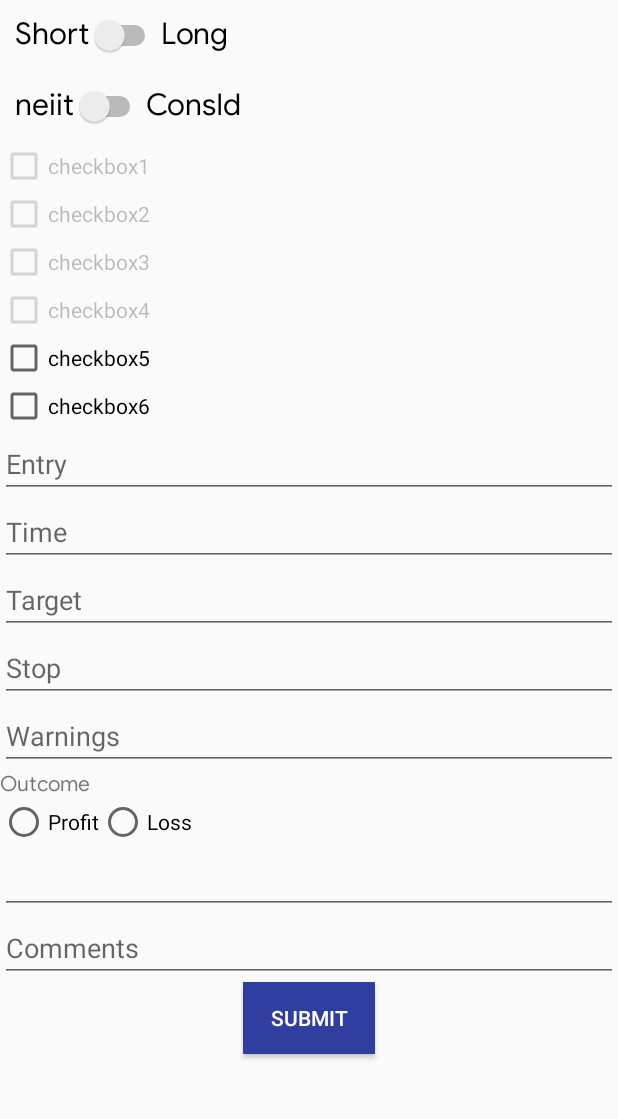
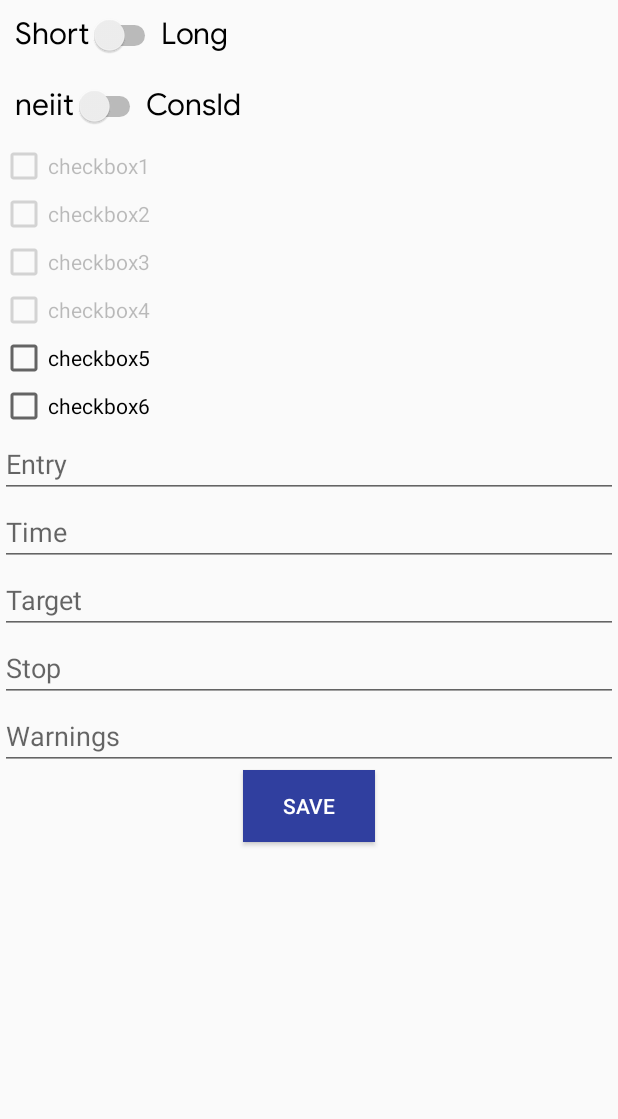
Before and after one commit to dibya001/Trading, an Android app: the Add_data screen opened directly, with no data from a screen before it, on a phone screen of 412 x 824 dp, the part 84-1203 px from its top. Run offline under Robolectric (Android 15) with nearby library versions, the phone set to English and light mode, and no system bars; our stand-ins replace Firebase (no records; nobody signed in at launch, a user with empty details on screens opened directly).

Commit message:
Ongoing Trade Data

```diff
--- a/app/src/main/java/com/example/dibya/myapplication/Add_data.java
+++ b/app/src/main/java/com/example/dibya/myapplication/Add_data.java
@@ -30,10 +30,9 @@ public class Add_data extends AppCompatActivity {
     String data2;
     String proloss;
     CheckBox c1, c2, c3, c4, c5, c6;
-    EditText e1, e2, e3, e4, e5, e6, e7;
-    Button submit;
+    EditText e1, e2, e3, e4, e5;
+    Button save;
     Switch s, s2;
-    RadioButton rb1, rb2;
     private DatabaseReference mDatabase;
     FirebaseUser firebaseUser;
     @Override
@@ -147,51 +146,39 @@ public class Add_data extends AppCompatActivity {
         e3 = findViewById(R.id.target);
         e4 = findViewById(R.id.stop);
         e5 = findViewById(R.id.warning);
-        e6 = findViewById(R.id.proloss);
-        e7 = findViewById(R.id.comments);
-        rb1 = findViewById(R.id.rb1);
-        rb2 = findViewById(R.id.rb2);
 
-        submit = findViewById(R.id.submit);
-        submit.setOnClickListener(new View.OnClickListener() {
+        save = findViewById(R.id.save);
+        save.setOnClickListener(new View.OnClickListener() {
             @Override
             public void onClick(View view) {
 
                 boolean status=validateData();
                 if(status)
                 {
-                    TradeData tradeData = new TradeData();
+                    Ongoing ongoing = new Ongoing();
                     String userid =  firebaseUser.getEmail();
-                    tradeData.setUserId(userid);
+                    ongoing.setUserId(userid);
                     if (s.isChecked()) {
                         type = (String) s.getTextOn();
                     } else {
                         type = (String) s.getTextOff();
                     }
-                    tradeData.setType(type);
+                    ongoing.setType(type);
                     if (s2.isChecked()) {
                         data2 = (String) s2.getTextOn();
                     } else {
                         data2 = (String) s2.getTextOff();
                     }
-                    tradeData.setSwitch2(data2);
-                    if (rb1.isChecked()) {
-                        proloss = (String) rb1.getText();
-                    } else {
-                        proloss = (String) rb2.getText();
-                    }
-                    tradeData.setProtype(proloss);
-                    tradeData.setProfit( Integer.parseInt(e6.getText().toString()));
-                    tradeData.setEntry(e1.getText().toString());
-                    tradeData.setTarget(e3.getText().toString());
-                    tradeData.setStop(e4.getText().toString());
-                    tradeData.setWarnings(e5.getText().toString());
-                    tradeData.setComments(e7.getText().toString());
-                    tradeData.setDate("Dummy for now");
-                    tradeData.setCheckboxinfo("Dummy for now");
-                    tradeData.setTimeStamp(System.currentTimeMillis());
-
-                    mDatabase.child("Trade_info").push().setValue(tradeData)
+                    ongoing.setSwitch2(data2);
+                    ongoing.setEntry(e1.getText().toString());
+                    ongoing.setTarget(e3.getText().toString());
+                    ongoing.setStop(e4.getText().toString());
+                    ongoing.setWarnings(e5.getText().toString());
+                    ongoing.setDate("Dummy for now");
+                    ongoing.setCheckboxinfo("Dummy for now");
+                    ongoing.setTimeStamp(System.currentTimeMillis());
+                    ongoing.setTradetaken(false);
+                    mDatabase.child("Ongoing").push().setValue(ongoing)
                             .addOnSuccessListener(new OnSuccessListener<Void>() {
                                 @Override
                                 public void onSuccess(Void aVoid) {
@@ -234,9 +221,9 @@ public class Add_data extends AppCompatActivity {
 
     private Boolean validateData() {
         Boolean status = false;
-        if (e1.getText().toString().trim().length()!=0 && e3.getText().toString().trim().length()!=0 && e4.getText().toString().trim().length()!=0 )
+        if (e1.getText().toString().trim().length()!=0 && e3.getText().toString().trim().length()!=0)
         {
-            if(e5.getText().toString().trim().length()!=0 && e6.getText().toString().trim().length()!=0 && e7.getText().toString().trim().length()!=0)
+            if(e4.getText().toString().trim().length()!=0  && e5.getText().toString().trim().length()!=0)
             {
                 status = true;
             }
--- a/app/src/main/java/com/example/dibya/myapplication/TradeData.java
+++ b/app/src/main/java/com/example/dibya/myapplication/Completed.java
@@ -1,6 +1,6 @@
 package com.example.dibya.myapplication;
 
-public class TradeData {
+public class Completed {
     int profit;
     String type, switch2, comments, warnings, checkboxinfo, date, entry, target, protype, stop, userId;
     long timeStamp;
--- a/app/src/main/res/layout/activity_add_data.xml
+++ b/app/src/main/res/layout/activity_add_data.xml
@@ -156,54 +156,15 @@
                 android:hint="Warnings"
                 android:singleLine="true" />
 
-            <com.example.dibya.myapplication.MyTextView
-                android:layout_width="wrap_content"
-                android:layout_height="wrap_content"
-                android:text="Outcome" />
-
-            <RadioGroup
-                android:id="@+id/rg"
-                android:layout_width="wrap_content"
-                android:layout_height="wrap_content"
-                android:orientation="horizontal">
-
-                <RadioButton
-                    android:id="@+id/rb1"
-                    android:layout_width="wrap_content"
-                    android:layout_height="wrap_content"
-                    android:text="Profit" />
-
-                <RadioButton
-                    android:id="@+id/rb2"
-                    android:layout_width="wrap_content"
-                    android:layout_height="wrap_content"
-                    android:text="Loss" />
-            </RadioGroup>
-
-            <EditText
-                android:id="@+id/proloss"
-                android:layout_width="match_parent"
-                android:layout_height="wrap_content"
-                android:inputType="number"
-                android:maxLines="1"
-                android:singleLine="true" />
-
-            <EditText
-                android:id="@+id/comments"
-                android:layout_width="match_parent"
-                android:layout_height="match_parent"
-                android:hint="Comments"
-                android:singleLine="true" />
-
             <Button
-                android:id="@+id/submit"
+                android:id="@+id/save"
                 android:layout_width="wrap_content"
                 android:layout_height="wrap_content"
                 android:layout_gravity="center_horizontal|center"
                 android:layout_marginBottom="10dp"
                 android:background="@color/colorPrimaryDark"
                 android:gravity="center|center_horizontal"
-                android:text="Submit"
+                android:text="Save"
                 android:textColor="#FFFFFF" />
         </LinearLayout>
     </ScrollView>
```
Also changed, not shown: app/src/main/java/com/example/dibya/myapplication/MainActivity.java (+6 -6 lines), app/src/main/java/com/example/dibya/myapplication/Ongoing.java (added, +96 -0 lines), app/src/main/java/com/example/dibya/myapplication/TestAdapter.java (+7 -7 lines).
